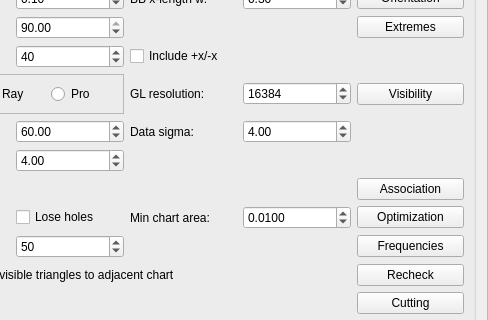
The window that GUI/managers/fouraxisfabricationmanager.ui (cg3hci/4AxisMilling) describes before a commit, drawn with Qt 5; both pictures show x 121 to 609 and y 200 to 520 of the 609 by 1318 pixel window.
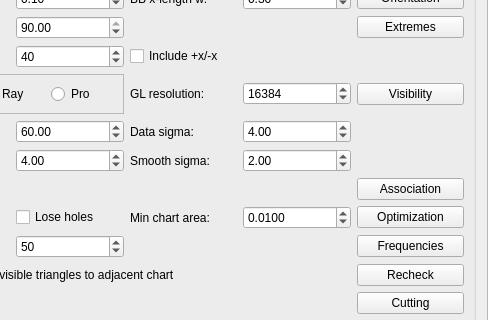
The same window after the commit.

Commit message: Win32 build New association (slice on smooth term)

Patch:
```diff
--- a/GUI/managers/fouraxisfabricationmanager.ui
+++ b/GUI/managers/fouraxisfabricationmanager.ui
@@ -1111,6 +1111,23 @@
         </property>
        </widget>
       </item>
+      <item row="11" column="3">
+       <widget class="QLabel" name="getAssociationSmoothSigmaLabel">
+        <property name="text">
+         <string>Smooth sigma:</string>
+        </property>
+       </widget>
+      </item>
+      <item row="11" column="4">
+       <widget class="QDoubleSpinBox" name="getAssociationSmoothSigmaSpinBox">
+        <property name="singleStep">
+         <double>0.500000000000000</double>
+        </property>
+        <property name="value">
+         <double>2.000000000000000</double>
+        </property>
+       </widget>
+      </item>
      </layout>
     </widget>
    </item>
```
The commit also changes 4 other files.
